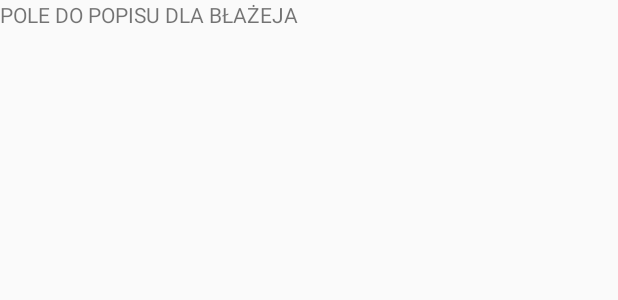
After one commit to szymhan/ProovIt, an Android app: the layout fragment_reported.xml on its own in the app's theme, with its tools: preview values and no code run, on a phone screen of 412 x 824 dp. The commit adds this screen. Shown: the top 300 px of the screen. Run offline under Robolectric (Android 15) with nearby library versions, the phone set to English and light mode, and no system bars.

Commit message:
add fragment etc

```diff
--- a/app/src/main/AndroidManifest.xml
+++ b/app/src/main/AndroidManifest.xml
@@ -11,7 +11,7 @@
         android:label="@string/app_name"
         android:roundIcon="@mipmap/ic_launcher_round"
         android:supportsRtl="true"
-        android:theme="@style/AppTheme">
+        android:theme="@style/AppTheme.NoActionBar">
         <activity
             android:name=".MainActivity"
             android:label="@string/app_name">
--- /dev/null
+++ b/app/src/main/res/layout/fragment_reported.xml
@@ -0,0 +1,14 @@
+<?xml version="1.0" encoding="utf-8"?>
+<FrameLayout xmlns:android="http://schemas.android.com/apk/res/android"
+    xmlns:tools="http://schemas.android.com/tools"
+    android:layout_width="match_parent"
+    android:layout_height="match_parent"
+    tools:context=".fragments.ReportedFragment">
+
+    <!-- TODO: Update blank fragment layout -->
+    <TextView
+        android:layout_width="match_parent"
+        android:layout_height="match_parent"
+        android:text="POLE DO POPISU DLA BŁAŻEJA" />
+
+</FrameLayout>
--- a/app/src/main/res/values/colors.xml
+++ b/app/src/main/res/values/colors.xml
@@ -3,4 +3,5 @@
     <color name="colorPrimary">#008577</color>
     <color name="colorPrimaryDark">#00574B</color>
     <color name="colorAccent">#D81B60</color>
+    <color name="background">#dfe6e9</color>
 </resources>
--- a/app/src/main/res/values/dimens.xml
+++ b/app/src/main/res/values/dimens.xml
@@ -2,4 +2,5 @@
     <!-- Default screen margins, per the Android Design guidelines. -->
     <dimen name="activity_horizontal_margin">16dp</dimen>
     <dimen name="activity_vertical_margin">16dp</dimen>
+    <dimen name="fab_margin">16dp</dimen>
 </resources>
--- a/app/src/main/res/values/styles.xml
+++ b/app/src/main/res/values/styles.xml
@@ -8,4 +8,13 @@
         <item name="colorAccent">@color/colorAccent</item>
     </style>
 
+    <style name="AppTheme.NoActionBar">
+        <item name="windowActionBar">false</item>
+        <item name="windowNoTitle">true</item>
+    </style>
+
+    <style name="AppTheme.AppBarOverlay" parent="ThemeOverlay.AppCompat.Dark.ActionBar" />
+
+    <style name="AppTheme.PopupOverlay" parent="ThemeOverlay.AppCompat.Light" />
+
 </resources>
```
Also changed, not shown: app/src/main/java/com/example/proovit/MainActivity.java (+33 -6 lines), app/src/main/java/com/example/proovit/fragments/ReportedFragment.java (added, +26 -0 lines), app/src/main/res/layout/activity_check.xml (added, +42 -0 lines), app/src/main/res/layout/activity_main.xml (+1 -10 lines), app/src/main/res/menu/bottom_nav_menu.xml (+6 -6 lines), app/src/main/res/values/strings.xml (+8 -0 lines), app/src/main/res/drawable/fakeapproval.png (added), app/src/main/res/drawable/fakedissaproval.png (added), app/src/main/res/font/lato_bold.ttf (added), app/src/main/res/font/lato_regular.ttf (added).
